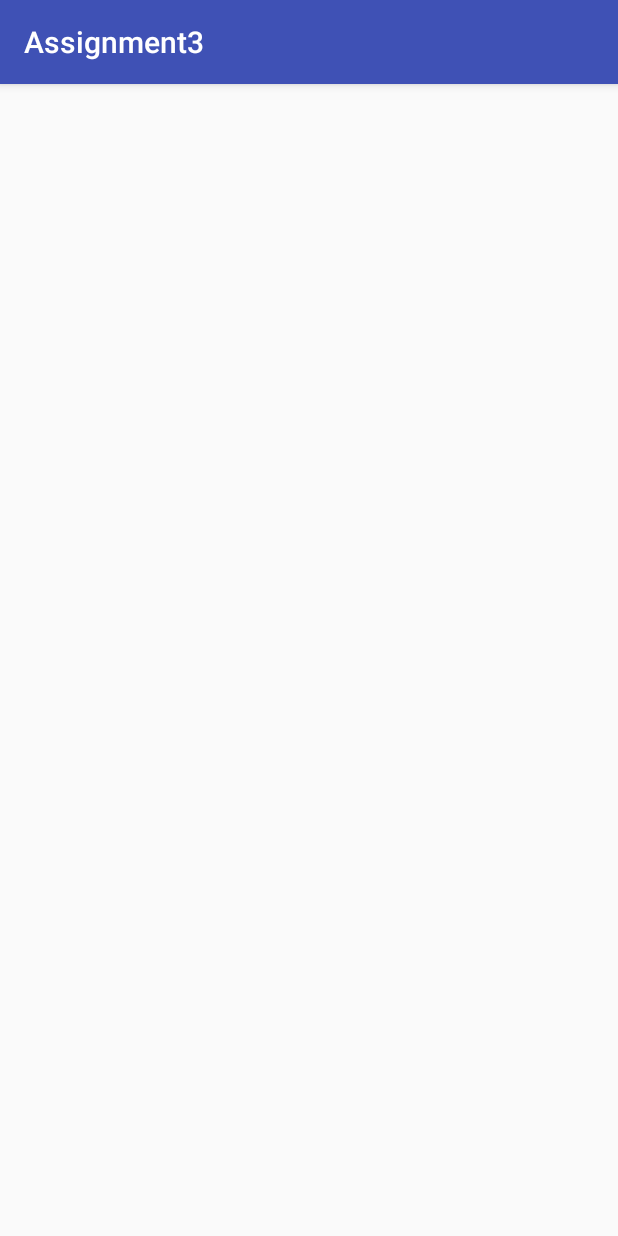
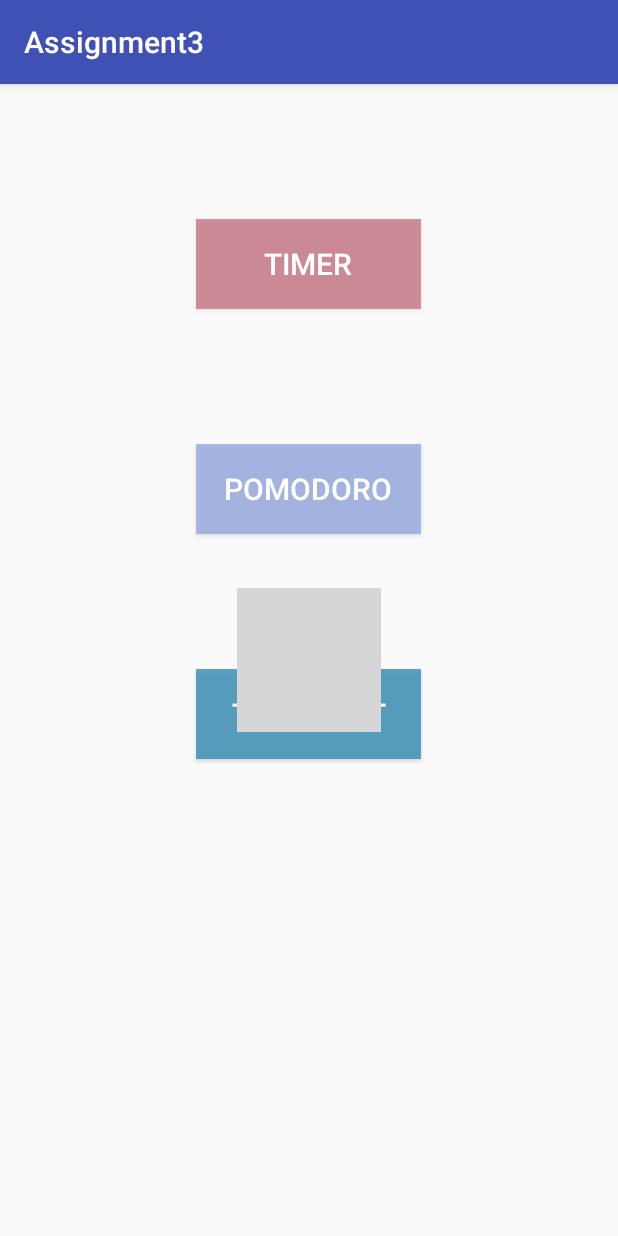
Before and after one commit to caoimheharvey/Assignment3, an Android app: the screen it shows after launch (MainActivity), on a phone screen of 412 x 824 dp. Run offline under Robolectric (Android 15) with nearby library versions, the light colour scheme and no system bars; grey boxes are pictures that could not be loaded.

Commit message:
Launch Page

```diff
--- a/app/src/main/res/layout/activity_main.xml
+++ b/app/src/main/res/layout/activity_main.xml
@@ -7,4 +7,51 @@
     app:theme="@style/Theme.AppCompat.NoActionBar"
     tools:context="dit.assignment3.MainActivity">
 
+    <ImageView
+        android:layout_width="wrap_content"
+        android:layout_height="wrap_content"
+        android:id="@+id/imageView"
+        android:layout_centerVertical="true"
+        android:layout_centerHorizontal="true"
+        android:src="@drawable/bg3"
+        android:scaleType="fitXY" />
+
+    <LinearLayout
+        android:orientation="vertical"
+        android:layout_width="match_parent"
+        android:layout_height="match_parent">
+
+        <Button
+            android:layout_width="150dp"
+            android:layout_height="60dp"
+            android:text="Timer"
+            android:layout_marginTop="90dp"
+            android:id="@+id/timerButton"
+            android:background="#a7c46172"
+            android:textColor="#ffffff"
+            android:textSize="20dp"
+            android:layout_gravity="center_horizontal" />
+
+        <Button
+            android:layout_width="150dp"
+            android:layout_height="60dp"
+            android:text="Pomodoro"
+            android:layout_marginTop="90dp"
+            android:id="@+id/pomoButton"
+            android:background="#b890a5e2"
+            android:textColor="#ffffff"
+            android:textSize="20dp"
+            android:layout_gravity="center_horizontal" />
+
+        <Button
+            android:layout_width="150dp"
+            android:layout_height="60dp"
+            android:layout_marginTop="90dp"
+            android:text="to do list"
+            android:id="@+id/tdlButton"
+            android:background="#cb378eb6"
+            android:textColor="#ffffff"
+            android:textSize="20dp"
+            android:layout_gravity="center_horizontal" />
+    </LinearLayout>
 </RelativeLayout>
```
